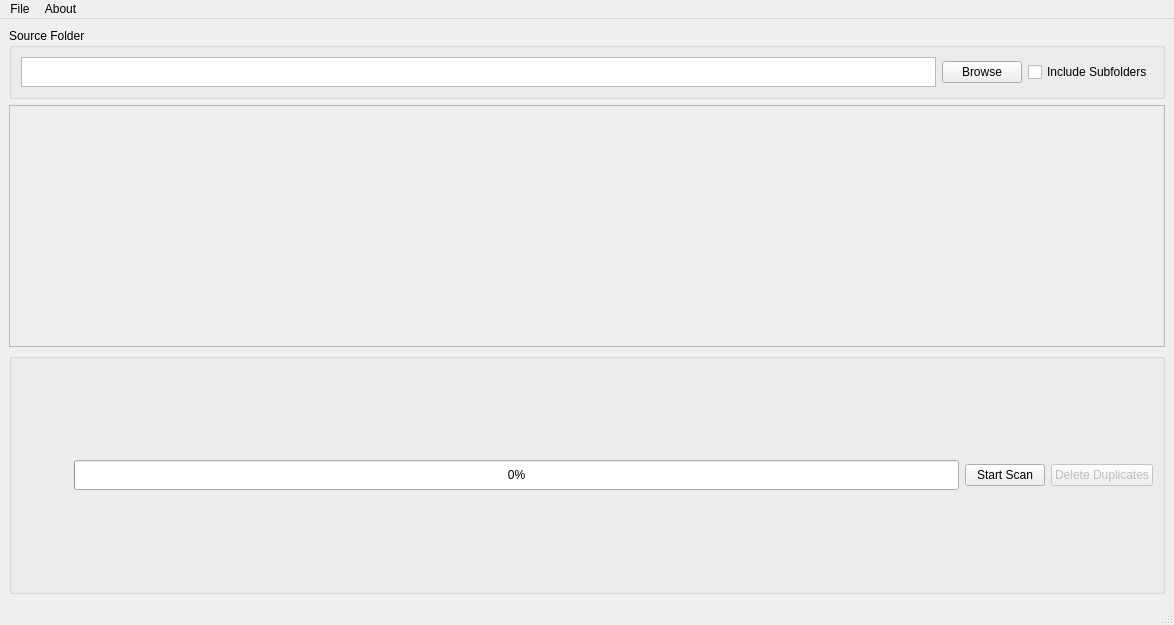
Old version of the form photoboss/resources/MainWindow.ui in the repository maximoh-mmo/PhotoBoss.
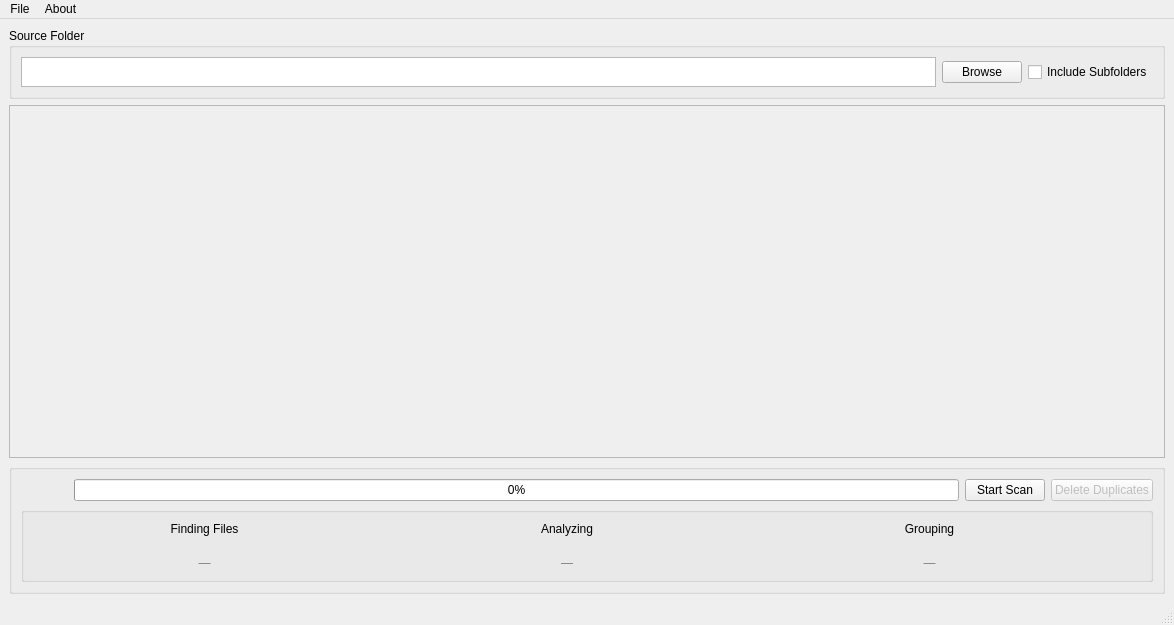
New version of the form. Icons and pictures are not drawn.

What changed in the file:
```diff
--- a/photoboss/resources/MainWindow.ui
+++ b/photoboss/resources/MainWindow.ui
@@ -93,6 +93,8 @@
        <property name="flat">
         <bool>false</bool>
        </property>
+      <layout class="QVBoxLayout" name="footerVerticalLayout">
+       <item>
        <layout class="QHBoxLayout" name="horizontalLayout_2">
         <item>
          <widget class="QLabel" name="deleteCountLabel">
@@ -106,8 +108,9 @@
         </item>
         <item>
          <spacer name="horizontalSpacer">
-          <property name="orientation">horizontal</property>
-          <property name="sizeType">Expanding</property>
+           <property name="sizeType">
+            <enum>QSizePolicy::Policy::Fixed</enum>
+           </property>
           <property name="sizeHint" stdset="0">
            <size>
             <width>40</width>
@@ -147,9 +150,120 @@
           <property name="text">
            <string>Delete Duplicates</string>
           </property>
-          <property name="visible">
-           <bool>false</bool>
+          </widget>
+         </item>
+        </layout>
+       </item>
+       <item>
+        <widget class="QGroupBox" name="phaseStrip">
+         <layout class="QHBoxLayout" name="phaseStripLayout">
+          <property name="spacing">
+           <number>20</number>
           </property>
+          <item>
+           <layout class="QVBoxLayout" name="phaseFindingLayout">
+            <property name="margin" stdset="0">
+             <number>0</number>
+            </property>
+            <item>
+             <widget class="QLabel" name="phaseFindingLabel">
+              <property name="text">
+               <string>Finding Files</string>
+              </property>
+              <property name="alignment">
+               <set>Qt::AlignmentFlag::AlignCenter</set>
+              </property>
+             </widget>
+            </item>
+            <item>
+             <widget class="QLabel" name="phaseFindingCount">
+              <property name="styleSheet">
+               <string>color: gray;</string>
+              </property>
+              <property name="text">
+               <string>—</string>
+              </property>
+              <property name="alignment">
+               <set>Qt::AlignmentFlag::AlignCenter</set>
+              </property>
+             </widget>
+            </item>
+           </layout>
+          </item>
+          <item>
+           <layout class="QVBoxLayout" name="phaseAnalyzingLayout">
+            <property name="margin" stdset="0">
+             <number>0</number>
+            </property>
+            <item>
+             <widget class="QLabel" name="phaseAnalyzingLabel">
+              <property name="text">
+               <string>Analyzing</string>
+              </property>
+              <property name="alignment">
+               <set>Qt::AlignmentFlag::AlignCenter</set>
+              </property>
+             </widget>
+            </item>
+            <item>
+             <widget class="QLabel" name="phaseAnalyzingCount">
+              <property name="styleSheet">
+               <string>color: gray;</string>
+              </property>
+              <property name="text">
+               <string>—</string>
+              </property>
+              <property name="alignment">
+               <set>Qt::AlignmentFlag::AlignCenter</set>
+              </property>
+             </widget>
+            </item>
+           </layout>
+          </item>
+          <item>
+           <layout class="QVBoxLayout" name="phaseGroupingLayout">
+            <property name="margin" stdset="0">
+             <number>0</number>
+            </property>
+            <item>
+             <widget class="QLabel" name="phaseGroupingLabel">
+              <property name="text">
+               <string>Grouping</string>
+              </property>
+              <property name="alignment">
+               <set>Qt::AlignmentFlag::AlignCenter</set>
+              </property>
+             </widget>
+            </item>
+            <item>
+             <widget class="QLabel" name="phaseGroupingCount">
+              <property name="styleSheet">
+               <string>color: gray;</string>
+              </property>
+              <property name="text">
+               <string>—</string>
+              </property>
+              <property name="alignment">
+               <set>Qt::AlignmentFlag::AlignCenter</set>
+              </property>
+             </widget>
+            </item>
+           </layout>
+          </item>
+          <item>
+           <spacer name="phaseStripSpacer">
+            <property name="sizeType">
+             <enum>QSizePolicy::Policy::Fixed</enum>
+            </property>
+            <property name="sizeHint" stdset="0">
+             <size>
+              <width>40</width>
+              <height>20</height>
+             </size>
+            </property>
+           </spacer>
+          </item>
+         </layout>
          </widget>
         </item>
        </layout>
```
Left out of the diff: 9 changed lines with no effect on the pictures. Lines whose indentation alone changed are shown as unchanged.
